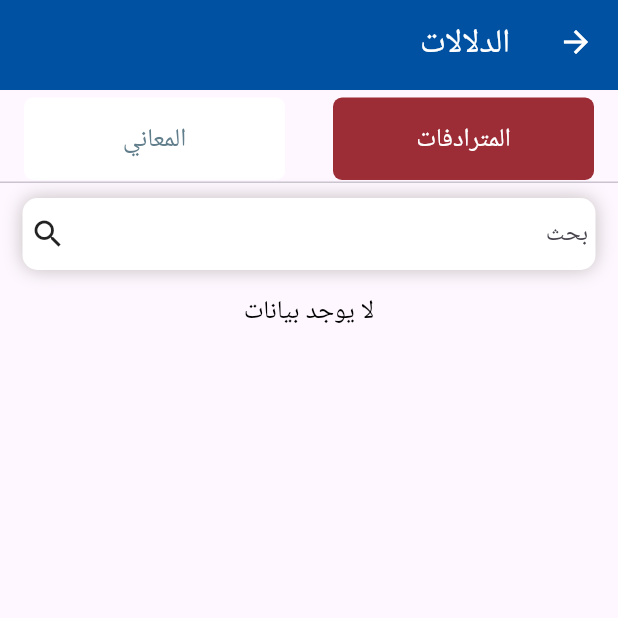
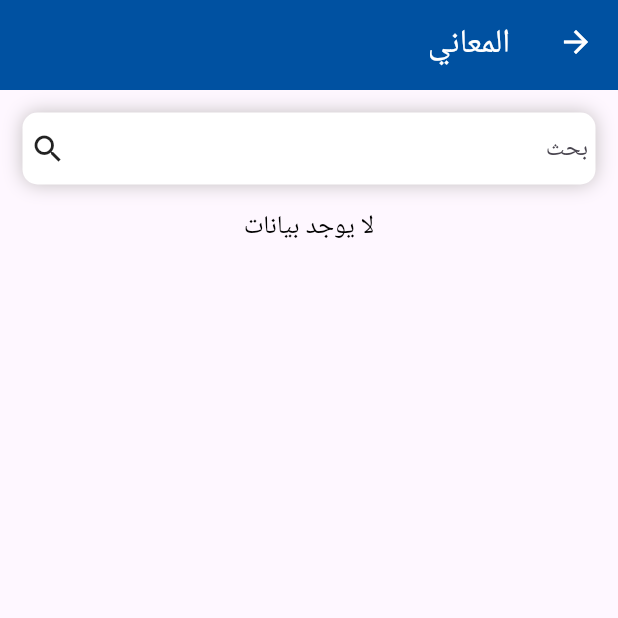
Before and after one commit to EslamKamel89/tafsir, a Flutter app: the screen it shows after launch, after a tap on "المعاني", on a phone screen of 412 x 824 dp, the top half of it. Run offline on Flutter 3.47's test engine with Material 3 defaults, Android fonts, the phone set to English and light mode, and no system bars; our stand-ins replace audioplayers, connectivity_plus, device_info_plus, dio, file_picker, flutter_animate and 14 more; accounts and stored records are empty; network calls fail; Roboto replaces fonts that are missing (Almarai, Amiri); statements that could not run were skipped.

Commit message:
Add new logo and image assets; update image references in intro and articles screens

```diff
--- a/lib/ui/new_intro_screen.dart
+++ b/lib/ui/new_intro_screen.dart
@@ -54,7 +54,7 @@ final List<Map<String, dynamic>> sections = [
   {
     // 'name': "QUESTIONS",
     'name': "أسئلة تحتاج الي اجابة",
-    'image': 'assets/images/answer_icon.png',
+    'image': 'assets/images/questions.png',
     "callback": () {
       Get.toNamed(CompetitionsScreen.id);
     },
@@ -62,7 +62,7 @@ final List<Map<String, dynamic>> sections = [
   {
     // 'name': "UPLOAD_RESEARCH",
     'name': "رفع بحث",
-    'image': 'assets/images/research_icon.png',
+    'image': 'assets/images/research.png',
     "callback": () {
       Get.toNamed(AddResearchView.id);
     },
@@ -89,30 +89,31 @@ class _NewIntroScreenWidgetState extends State<NewIntroScreenWidget> {
               // Logo + App Description
               Card(
                 shape: RoundedRectangleBorder(borderRadius: BorderRadius.circular(20)),
-                color: const Color(0xFFFAF3E0),
+                color: const Color(0xFFFAF3E0).withOpacity(0.2),
                 elevation: 6,
                 child: Padding(
                   padding: const EdgeInsets.all(20.0),
                   child: Column(
                     children: [
                       Image.asset(
-                        'assets/images/logo_small new.png',
-                        height: 80,
+                        'assets/images/logo2.png',
+                        // height: 80,
+                        width: double.infinity,
                       ).animate().fade().scale(duration: 800.ms),
-                      const SizedBox(height: 12),
-                      Text(
-                        "الدلالات",
-                        style: Theme.of(context).textTheme.headlineSmall?.copyWith(
-                          fontWeight: FontWeight.bold,
-                          color: Colors.brown[800],
-                        ),
-                      ).animate().fade(duration: 600.ms).slideY(begin: 0.2),
-                      const SizedBox(height: 8),
-                      Text(
-                        'introText'.tr,
-                        textAlign: TextAlign.center,
-                        style: TextStyle(color: Colors.brown[600], fontSize: 14),
-                      ).animate().fade(delay: 400.ms),
+                      // const SizedBox(height: 12),
+                      // Text(
+                      //   "الدلالات",
+                      //   style: Theme.of(context).textTheme.headlineSmall?.copyWith(
+                      //     fontWeight: FontWeight.bold,
+                      //     color: Colors.brown[800],
+                      //   ),
+                      // ).animate().fade(duration: 600.ms).slideY(begin: 0.2),
+                      // const SizedBox(height: 8),
+                      // Text(
+                      //   'introText'.tr,
+                      //   textAlign: TextAlign.center,
+                      //   style: TextStyle(color: Colors.brown[600], fontSize: 14),
+                      // ).animate().fade(delay: 400.ms),
                     ],
                   ),
                 ),
--- a/lib/ui/tags_screen/tags_screen.dart
+++ b/lib/ui/tags_screen/tags_screen.dart
@@ -1,6 +1,4 @@
 import 'package:flutter/material.dart';
-import 'package:get/get.dart';
-import 'package:tafsir/ui/home_sura_screen.dart';
 import 'package:tafsir/ui/tags_screen/widgets/equals_tag_widget.dart';
 import 'package:tafsir/ui/tags_screen/widgets/meaning_tag_widget.dart';
 import 'package:tafsir/widgets/quran_toolbar.dart';
@@ -19,28 +17,31 @@ class _TagsScreenState extends State<TagsScreen> {
   @override
   Widget build(BuildContext context) {
     // initScreenUtil(context);
-    return DefaultTabController(
-      length: 2,
-      child: Scaffold(
-        appBar: QuranBar('semantics'.tr),
+    return
+    // DefaultTabController(
+    //   length: 2,
+    //   child:
+    Scaffold(
+      // appBar: QuranBar('semantics'.tr),
+      appBar: QuranBar("المعاني"),
       body: Column(
         children: [
           const SizedBox(height: 5),
-            TabBar(
-              indicatorColor: Colors.transparent,
-              tabs: [
-                TabButton(title: "EQUALS".tr, selected: currentIndex == 0),
-                TabButton(title: "MEANING".tr, selected: currentIndex == 1),
-                // TabButton(title: "الفروق", selected: currentIndex == 2),
-              ],
-              onTap: (value) {
-                currentIndex = value;
-                setState(() {});
-              },
-            ),
+          // TabBar(
+          //   indicatorColor: Colors.transparent,
+          //   tabs: [
+          //     TabButton(title: "EQUALS".tr, selected: currentIndex == 0),
+          //     TabButton(title: "MEANING".tr, selected: currentIndex == 1),
+          //     // TabButton(title: "الفروق", selected: currentIndex == 2),
+          //   ],
+          //   onTap: (value) {
+          //     currentIndex = value;
+          //     setState(() {});
+          //   },
+          // ),
           Expanded(
             child:
-                  currentIndex == 0
+                currentIndex == 0 && false
                     ? const EqualsTagsWidgt()
                     // : currentIndex == 1
                     // ?
@@ -49,7 +50,7 @@ class _TagsScreenState extends State<TagsScreen> {
           ),
         ],
       ),
-      ),
+      // ),
     );
   }
 }
```
Also changed, not shown: lib/ui/articles_screen/articles_screen.dart (+22 -19 lines), lib/utils/text_styles.dart (+9 -2 lines), assets/images/logo1.png (renamed from assets/images/images/logo1.png), assets/images/logo2.png (renamed from assets/images/images/logo2.png), assets/images/questions.png (renamed from assets/images/images/questions.png), assets/images/research.png (renamed from assets/images/images/research.png). Lines whose indentation alone changed are shown as unchanged.
